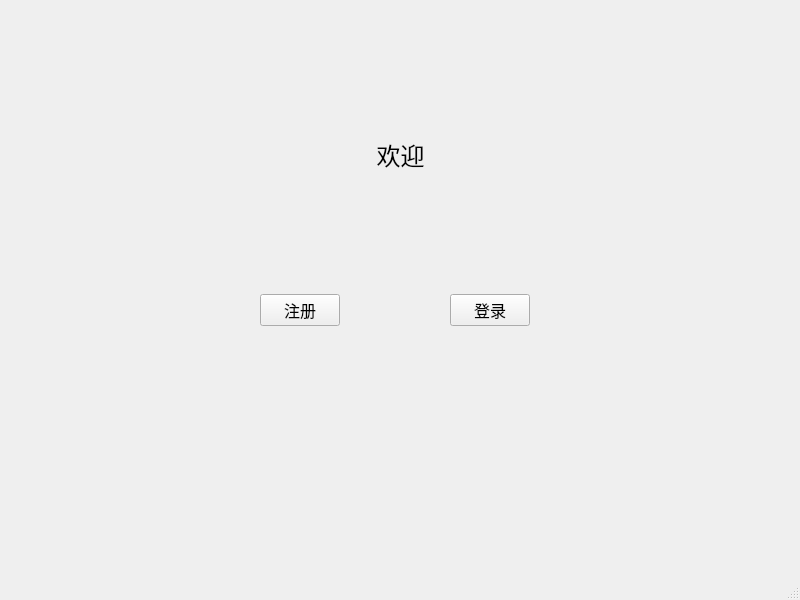
Above: mainCode/mainwindow.ui from CarlosDJY/QtBasedGroupWork before the change. Below: the same form after it.
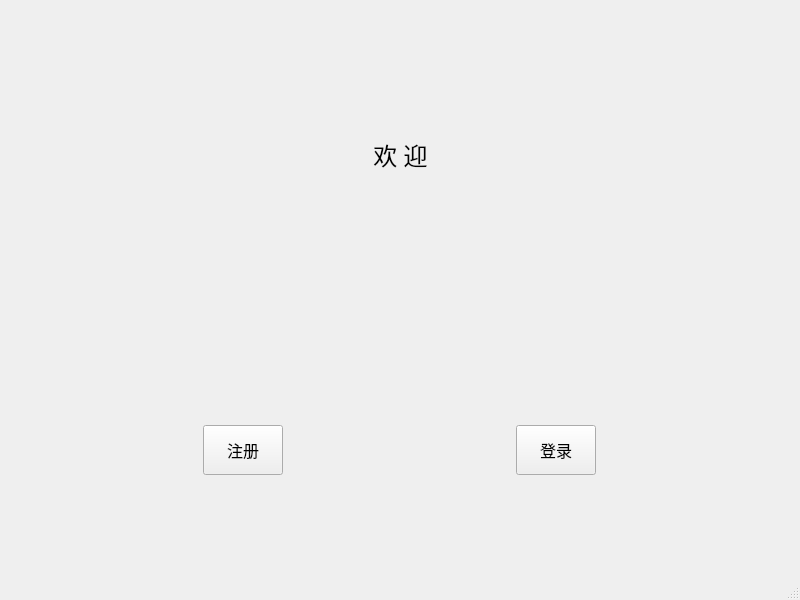
That is the form after the change.

Diff of the .ui file:
```diff
--- a/mainCode/mainwindow.ui
+++ b/mainCode/mainwindow.ui
@@ -36,7 +36,7 @@
      </font>
     </property>
     <property name="text">
-     <string>&lt;html&gt;&lt;head/&gt;&lt;body&gt;&lt;p align=&quot;center&quot;&gt;&lt;span style=&quot; font-size:18pt;&quot;&gt;欢迎&lt;/span&gt;&lt;/p&gt;&lt;/body&gt;&lt;/html&gt;</string>
+     <string>&lt;html&gt;&lt;head/&gt;&lt;body&gt;&lt;p align=&quot;center&quot;&gt;&lt;span style=&quot; font-size:18pt;&quot;&gt;欢      迎&lt;/span&gt;&lt;/p&gt;&lt;/body&gt;&lt;/html&gt;</string>
     </property>
     <property name="textFormat">
      <enum>Qt::AutoText</enum>
@@ -51,10 +51,10 @@
    <widget class="QWidget" name="horizontalLayoutWidget">
     <property name="geometry">
      <rect>
-      <x>180</x>
-      <y>270</y>
-      <width>431</width>
-      <height>80</height>
+      <x>0</x>
+      <y>390</y>
+      <width>801</width>
+      <height>121</height>
      </rect>
     </property>
     <layout class="QHBoxLayout" name="horizontalLayout">
@@ -72,6 +72,12 @@
          <verstretch>0</verstretch>
         </sizepolicy>
        </property>
+       <property name="minimumSize">
+        <size>
+         <width>80</width>
+         <height>50</height>
+        </size>
+       </property>
        <property name="baseSize">
         <size>
          <width>30</width>
@@ -115,6 +121,12 @@
          <verstretch>0</verstretch>
         </sizepolicy>
        </property>
+       <property name="minimumSize">
+        <size>
+         <width>80</width>
+         <height>50</height>
+        </size>
+       </property>
        <property name="baseSize">
         <size>
          <width>30</width>
```
